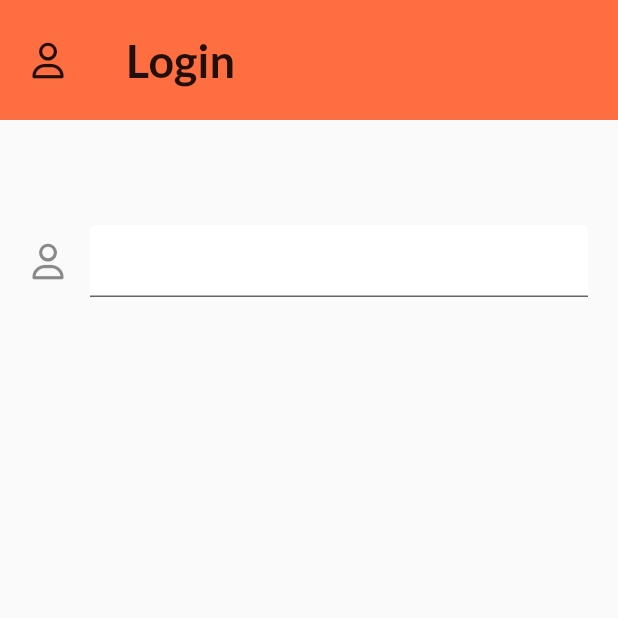
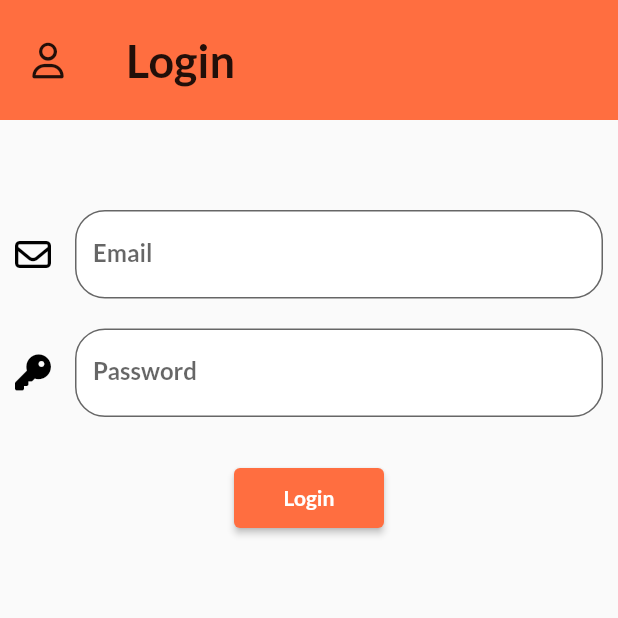
Before and after one commit to cepdnaclk/e18-3yp-Automated-Road-Rule-Detector, a Flutter app: the screen it shows after launch, on a phone screen of 412 x 824 dp, the top half of it. Run offline on Flutter 3.47's test engine with Material 2 defaults, Android fonts, the light colour scheme and no system bars; our stand-ins replace font_awesome_flutter, syncfusion_flutter_charts, syncfusion_flutter_gauges.

Commit message:
made login interface

```diff
--- a/front_end_cop_mate/lib/screens/login_screen.dart
+++ b/front_end_cop_mate/lib/screens/login_screen.dart
@@ -1,6 +1,11 @@
 import 'package:flutter/material.dart';
+import 'package:front_end_cop_mate/elements/constants.dart';
 import 'package:front_end_cop_mate/elements/heading.dart';
 import 'package:font_awesome_flutter/font_awesome_flutter.dart';
+import 'package:front_end_cop_mate/elements/constants.dart';
+import 'package:front_end_cop_mate/elements/normalbutton.dart';
+import 'package:front_end_cop_mate/elements/textfield.dart';
+import 'package:front_end_cop_mate/elements/textfield.dart';
 
 class login_screen extends StatefulWidget {
   static const String id = 'login_screen';
@@ -10,6 +15,9 @@ class login_screen extends StatefulWidget {
 }
 
 class _login_screenState extends State<login_screen> {
+  String email = "";
+  String password = "";
+
   @override
   Widget build(BuildContext context) {
     return Scaffold(
@@ -24,14 +32,70 @@ class _login_screenState extends State<login_screen> {
                   height: 50,
                 ),
                 Container(
-                  padding: EdgeInsets.all(20),
+                  padding: EdgeInsets.all(10),
                   child: TextField(
+                    onChanged: (value) {
+                      email = value;
+                      print(email + "  ");
+                    },
                     decoration: InputDecoration(
-                        filled: true,
-                        fillColor: Colors.white,
-                        icon: Icon(FontAwesomeIcons.user)),
+                      filled: true,
+                      fillColor: Colors.white,
+                      labelText: "Email",
+                      icon: Icon(
+                        FontAwesomeIcons.envelope,
+                        color: Colors.black,
+                      ),
+                      hintText: "Email",
+                      hintStyle: TextStyle(color: Colors.grey),
+                      border: OutlineInputBorder(
+                        borderRadius: BorderRadius.all(
+                          Radius.circular(20),
+                        ),
+                      ),
+                    ),
                   ),
-                )
+                ),
+                SizedBox(
+                  height: 0,
+                ),
+                Container(
+                  padding: EdgeInsets.all(10),
+                  child: TextField(
+                    onChanged: (value) {
+                      password = value;
+                      print(password + "  ");
+                    },
+                    decoration: InputDecoration(
+                      filled: true,
+                      fillColor: Colors.white,
+                      labelText: "Password",
+                      icon: Icon(
+                        FontAwesomeIcons.key,
+                        color: Colors.black,
+                      ),
+                      hintText: "Password",
+                      hintStyle: TextStyle(color: Colors.grey),
+                      border: OutlineInputBorder(
+                        borderRadius: BorderRadius.all(
+                          Radius.circular(20),
+                        ),
+                      ),
+                    ),
+                  ),
+                ),
+                SizedBox(
+                  height: 20,
+                ),
+                ElevatedButton(
+                  onPressed: () {},
+                  child: Text("Login"),
+                  style: ButtonStyle(
+                      backgroundColor: MaterialStatePropertyAll<Color>(
+                          Colors.deepOrangeAccent),
+                      minimumSize:
+                          MaterialStatePropertyAll<Size>(Size(100, 40))),
+                ),
               ],
             ),
           ),
--- a/front_end_cop_mate/pubspec.yaml
+++ b/front_end_cop_mate/pubspec.yaml
@@ -38,6 +38,7 @@ dependencies:
   cupertino_icons: ^1.0.2
   firebase_core: ^2.4.0
   cloud_firestore: ^4.2.0
+  firebase_auth: ^4.2.1
   font_awesome_flutter: ^10.3.0
   syncfusion_flutter_gauges: ^20.3.61
   syncfusion_flutter_charts: ^20.3.61
```
Also changed, not shown: front_end_cop_mate/lib/elements/constants.dart (added, +19 -0 lines), front_end_cop_mate/lib/elements/normalbutton.dart (added, +20 -0 lines), front_end_cop_mate/lib/elements/textfield.dart (added, +34 -0 lines), front_end_cop_mate/pubspec.lock, 1 other file.
